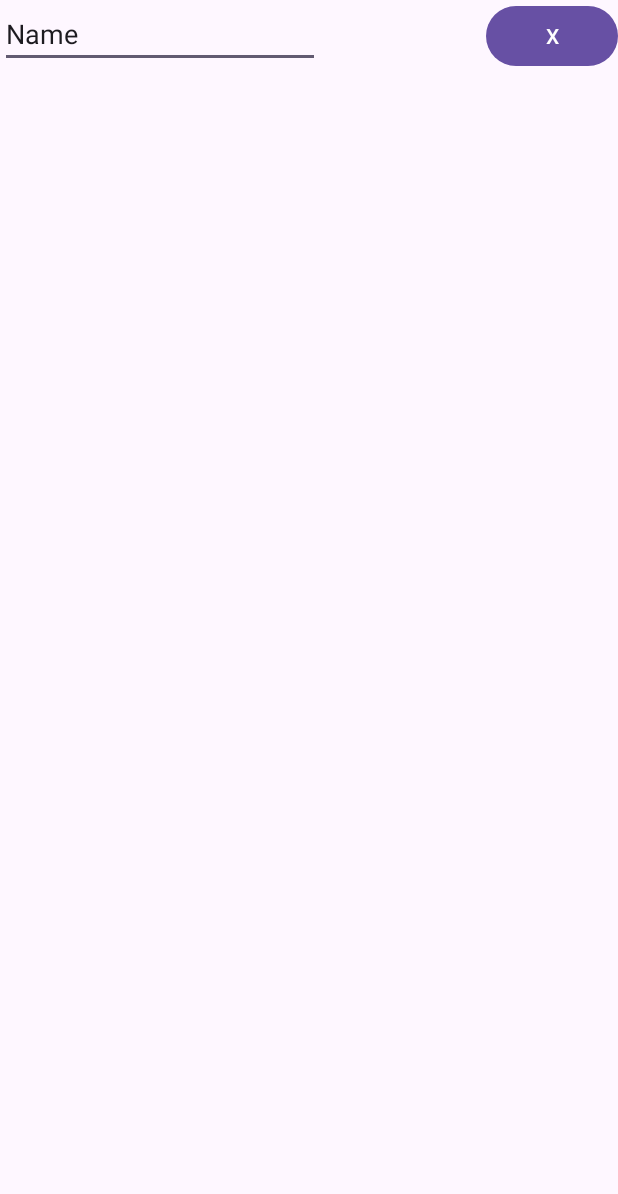
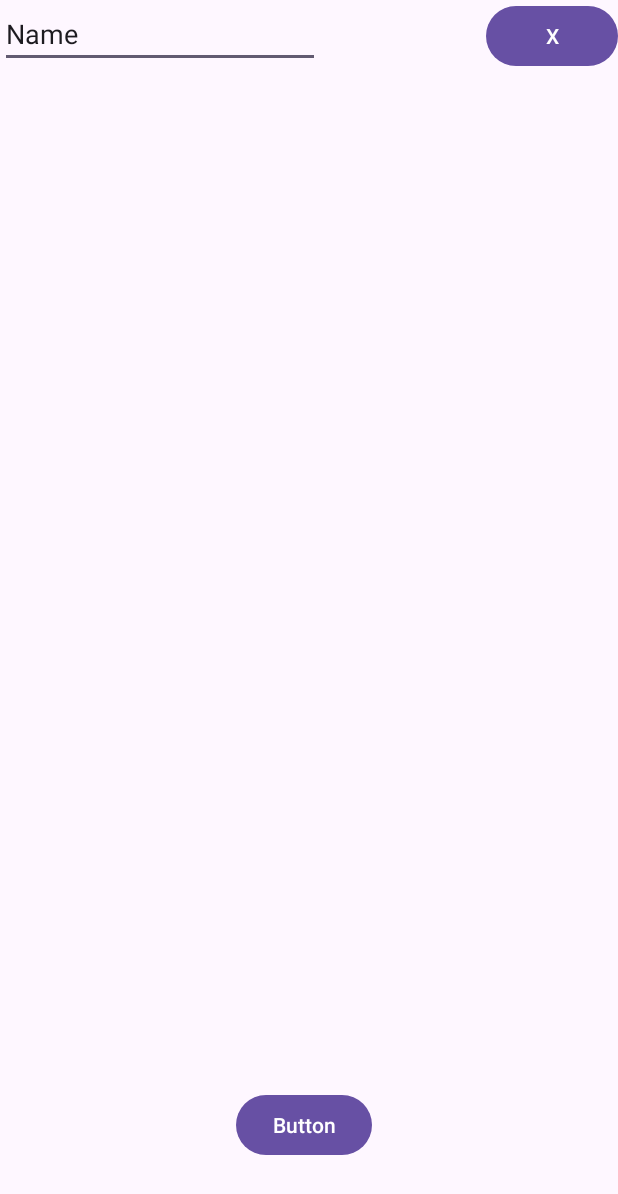
Before and after one commit to Bryce-Chen/Run-Right-pose-estimation---copy, an Android app: the screen it shows after launch (PoseEstimationActivity), after a tap on "POSE ESTIMATION", on a phone screen of 412 x 824 dp. Shown: the top 1194 px of the screen. Run offline under Robolectric (Android 15) with nearby library versions, the phone set to English and light mode, and no system bars; libraries missing offline, so code that uses them is left out: org.tensorflow.lite.

Commit message:
fixed connection lines

```diff
--- a/app/src/main/java/com/example/runright/PoseEstimationActivity.java
+++ b/app/src/main/java/com/example/runright/PoseEstimationActivity.java
@@ -44,21 +44,24 @@
     private Interpreter tflite;
     private Button buttonHome;
     private static final int[][] KEYPOINT_CONNECTIONS = {
-            {0, 1}, // left_eye to right_eye
-            {1, 2}, // right_eye to right_ear
-            {0, 3}, // left_eye to left_ear
-            {4, 5}, // left_shoulder to right_shoulder
-            {5, 7}, // right_shoulder to right_elbow
-            {7, 9}, // right_elbow to right_wrist
-            {4, 6}, // left_shoulder to left_elbow
-            {6, 8}, // left_elbow to left_wrist
-            {10, 11}, // left_hip to right_hip
-            {11, 13}, // right_hip to right_knee
-            {13, 15}, // right_knee to right_ankle
-            {10, 12}, // left_hip to left_knee
-            {12, 14},  // left_knee to left_ankle
-            {14, 16}
+            {1, 2}, // left_eye to right_eye
+            {2, 4}, // right_eye to right_ear
+            {1, 3}, // left_eye to left_ear
+            {5, 6}, // left_shoulder to right_shoulder
+            {6, 8}, // right_shoulder to right_elbow
+            {8, 10}, // right_elbow to right_wrist
+            {5, 7}, // left_shoulder to left_elbow
+            {7, 9}, // left_elbow to left_wrist
+            {11, 12}, // left_hip to right_hip
+            {12, 14}, // right_hip to right_knee
+            {14, 16}, // right_knee to right_ankle
+            {11, 13}, // left_hip to left_knee
+            {13, 15}, // left_knee to left_ankle
+            {5, 11}, // left_shoulder to left_hip
+            {6, 12}  // right_shoulder to right_hip
     };
+
+
 
     @Override
     protected void onCreate(Bundle savedInstanceState) {
--- a/app/src/main/res/layout/activity_pose_estimation.xml
+++ b/app/src/main/res/layout/activity_pose_estimation.xml
@@ -24,4 +24,16 @@
         android:layout_alignParentTop="true"
         android:layout_alignParentEnd="true"
         android:text="X" />
+
+    <Button
+        android:id="@+id/button"
+        android:layout_width="wrap_content"
+        android:layout_height="wrap_content"
+        android:layout_alignParentStart="true"
+        android:layout_alignParentEnd="true"
+        android:layout_alignParentBottom="true"
+        android:layout_marginStart="157dp"
+        android:layout_marginEnd="164dp"
+        android:layout_marginBottom="50dp"
+        android:text="Button" />
 </RelativeLayout>
```
Also changed, not shown: 1 other file.
